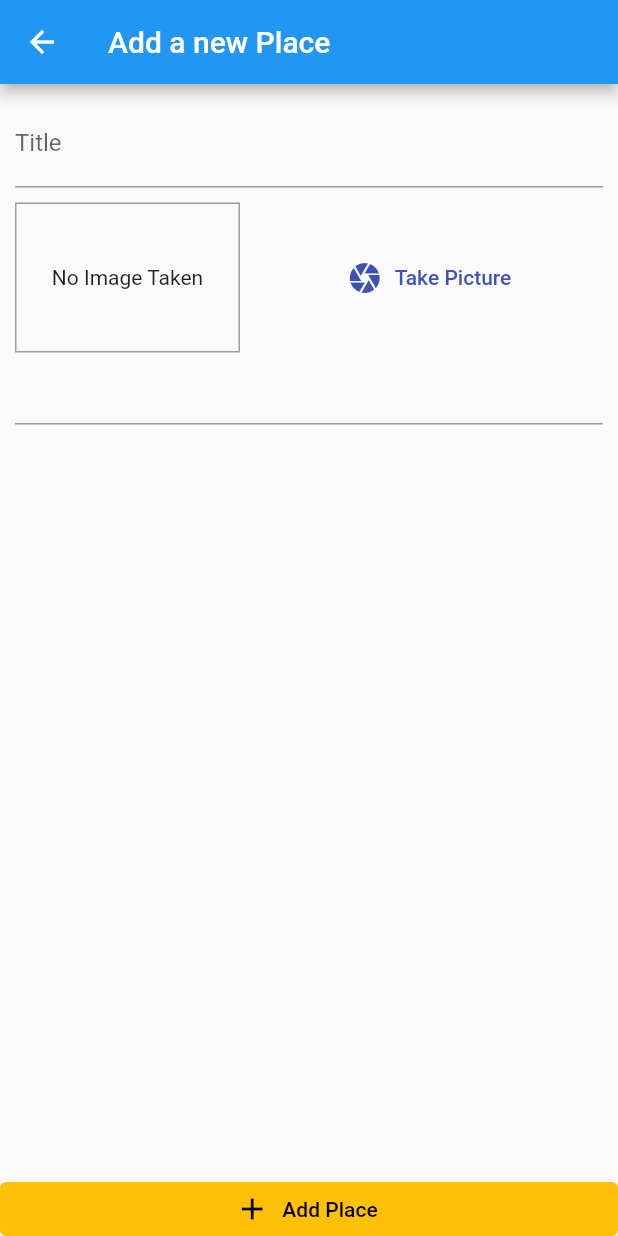
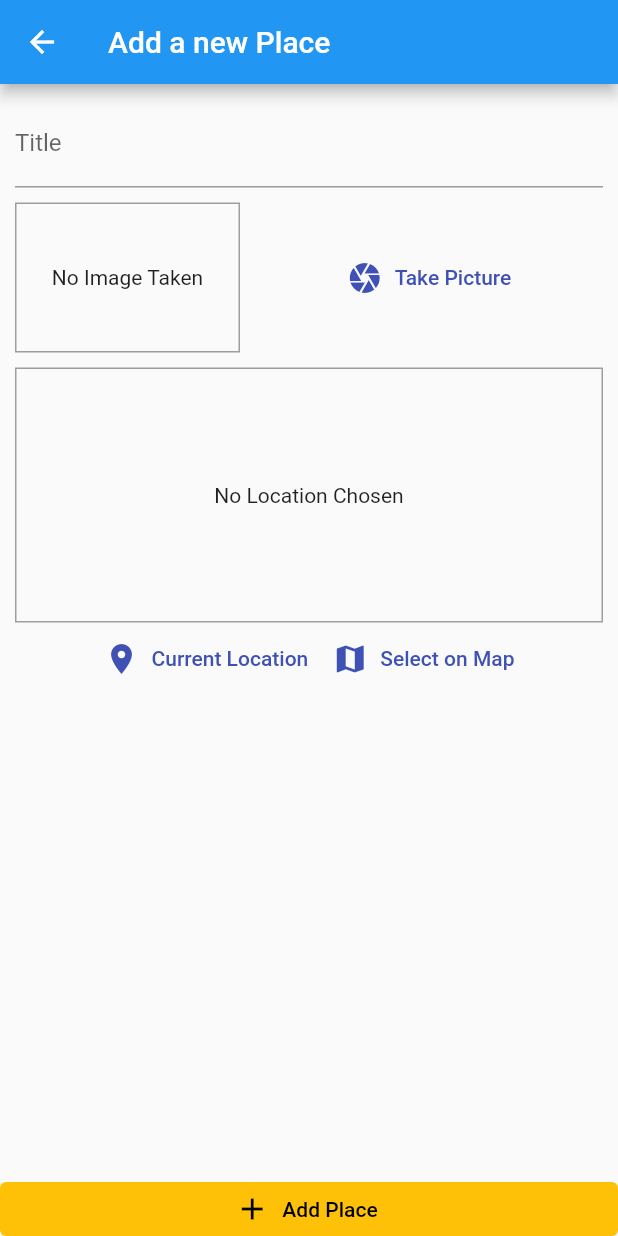
Before and after one commit to angelo24983/great_places_app, a Flutter app: the screen it shows after launch, after a tap on the "add" icon, on a phone screen of 412 x 824 dp. Run offline on Flutter 3.47's test engine with Material 2 defaults, Android fonts, the phone set to English and light mode, and no system bars; our stand-ins replace google_maps_flutter, image_picker, location, sqflite; accounts and stored records are empty.

Commit message:
iniziata implementazione Google Maps API

```diff
--- /dev/null
+++ b/lib/helpers/db_helper.dart
@@ -0,0 +1,30 @@
+import 'package:sqflite/sqflite.dart' as sql;
+import 'package:path/path.dart' as path;
+
+class DBHelper {
+  static Future<sql.Database> database() async {
+    final dbPath = await sql.getDatabasesPath();
+    return sql.openDatabase(
+      path.join(dbPath, 'places.db'),
+      onCreate: (db, version) {
+        return db.execute(
+            'CREATE TABLE user_places(id TEXT PRIMARY KEY, title TEXT, image TEXT)');
+      },
+      version: 1,
+    );
+  }
+
+  static Future<void> insert(String table, Map<String, Object> data) async {
+    final db = await DBHelper.database();
+    db.insert(
+      table,
+      data,
+      conflictAlgorithm: sql.ConflictAlgorithm.replace,
+    );
+  }
+
+  static Future<List<Map<String, dynamic>>> getData(String table) async {
+    final db = await DBHelper.database();
+    return db.query(table);
+  }
+}
--- /dev/null
+++ b/lib/helpers/location_helper.dart
@@ -0,0 +1,10 @@
+const GOOGLE_API_KEY = '';
+
+class LocationHelper {
+  static String generateLocationPreviewImage({
+    double latitude,
+    double longitude,
+  }) {
+    return 'https://maps.googleapis.com/maps/api/staticmap?center=$latitude,$longitude&zoom=16&size=600x300&maptype=roadmap&markers=color:red%7Clabel:A%7C$latitude,$longitude&key=$GOOGLE_API_KEY&signature=YOUR_SIGNATURE';
+  }
+}
--- a/lib/main.dart
+++ b/lib/main.dart
@@ -1,5 +1,5 @@
 import 'package:flutter/material.dart';
-import 'package:flutter_complete_guide/screens/add_place_screen.dart';
+import '../screens/add_place_screen.dart';
 import 'screens/places_list_screen.dart';
 import 'providers/great_places.dart';
 import 'package:provider/provider.dart';
--- a/lib/models/place.dart
+++ b/lib/models/place.dart
@@ -7,7 +7,7 @@ class PlaceLocation {
   final double longitude;
   final String address;
 
-  PlaceLocation({
+  const PlaceLocation({
     @required this.latitude,
     @required this.longitude,
     this.address,
--- a/lib/providers/great_places.dart
+++ b/lib/providers/great_places.dart
@@ -1,10 +1,45 @@
+import 'dart:io';
+
 import 'package:flutter/foundation.dart';
+import '../helpers/db_helper.dart';
 import '../models/place.dart';
 
 class GreatPlaces with ChangeNotifier {
-  final List<Place> _items = [];
+  List<Place> _items = [];
 
   List<Place> get items {
     return [..._items];
   }
+
+  void addPlace(
+    String pickedTitle,
+    File image,
+  ) {
+    final newPlace = Place(
+      id: DateTime.now().toString(),
+      image: image,
+      title: pickedTitle,
+      location: null,
+    );
+    _items.add(newPlace);
+    notifyListeners();
+    DBHelper.insert('user_places', {
+      'id': newPlace.id,
+      'title': newPlace.title,
+      'image': newPlace.image.path,
+    });
+  }
+
+  Future<void> fetchAndSetPlaces() async {
+    final dataList = await DBHelper.getData('user_places');
+    _items = dataList
+        .map((item) => Place(
+              id: item['id'],
+              title: item['title'],
+              image: File(item['image']),
+              location: null,
+            ))
+        .toList();
+    notifyListeners();
+  }
 }
--- a/lib/screens/add_place_screen.dart
+++ b/lib/screens/add_place_screen.dart
@@ -1,4 +1,9 @@
+import 'dart:io';
+
 import 'package:flutter/material.dart';
+import '../providers/great_places.dart';
+import '../widgets/location_input.dart';
+import 'package:provider/provider.dart';
 import '../widgets/image_input.dart';
 
 class AddPlaceScreen extends StatefulWidget {
@@ -9,6 +14,22 @@ class AddPlaceScreen extends StatefulWidget {
 
 class _AddPlaceScreenState extends State<AddPlaceScreen> {
   final _titleController = TextEditingController();
+  File _pickedImage;
+
+  void _selectImage(File pickedImage) {
+    _pickedImage = pickedImage;
+  }
+
+  void _savePlace() {
+    if (_titleController.text.isEmpty || _pickedImage == null) {
+      return;
+    }
+
+    Provider.of<GreatPlaces>(context, listen: false)
+        .addPlace(_titleController.text, _pickedImage);
+
+    Navigator.of(context).pop();
+  }
 
   Widget build(BuildContext context) {
     return Scaffold(
@@ -32,8 +53,11 @@ class _AddPlaceScreenState extends State<AddPlaceScreen> {
                     SizedBox(
                       height: 10,
                     ),
-                    ImageInput(),
-                    TextField(),
+                    ImageInput(_selectImage),
+                    SizedBox(
+                      height: 10,
+                    ),
+                    LocationInput(),
                   ],
                 ),
               ),
@@ -42,7 +66,7 @@ class _AddPlaceScreenState extends State<AddPlaceScreen> {
           ElevatedButton.icon(
             icon: Icon(Icons.add),
             label: Text('Add Place'),
-            onPressed: () {},
+            onPressed: _savePlace,
             style: ElevatedButton.styleFrom(
               elevation: 0,
               tapTargetSize: MaterialTapTargetSize.shrinkWrap,
--- a/lib/screens/places_list_screen.dart
+++ b/lib/screens/places_list_screen.dart
@@ -1,4 +1,6 @@
 import 'package:flutter/material.dart';
+import '../providers/great_places.dart';
+import 'package:provider/provider.dart';
 import 'add_place_screen.dart';
 
 class PlacesListScreen extends StatelessWidget {
@@ -16,8 +18,34 @@ class PlacesListScreen extends StatelessWidget {
           ),
         ],
       ),
-      body: Center(
-        child: CircularProgressIndicator(),
+      body: FutureBuilder(
+        future: Provider.of<GreatPlaces>(context, listen: false)
+            .fetchAndSetPlaces(),
+        builder: (ctx, snapshot) => snapshot.connectionState ==
+                ConnectionState.waiting
+            ? Center(
+                child: CircularProgressIndicator(),
+              )
+            : Consumer<GreatPlaces>(
+                child: Center(
+                  child: const Text('Got no places yet, start adding some!'),
+                ),
+                builder: (context, greatPlaces, child) =>
+                    greatPlaces.items.length <= 0
+                        ? child
+                        : ListView.builder(
+                            itemCount: greatPlaces.items.length,
+                            itemBuilder: (ctx, index) => ListTile(
+                              leading: CircleAvatar(
+                                backgroundImage: FileImage(
+                                  greatPlaces.items[index].image,
+                                ),
+                              ),
+                              title: Text(greatPlaces.items[index].title),
+                              onTap: () {},
+                            ),
+                          ),
+              ),
       ),
     );
   }
--- /dev/null
+++ b/lib/widgets/location_input.dart
@@ -0,0 +1,93 @@
+import 'package:flutter/material.dart';
+import 'package:great_places/helpers/location_helper.dart';
+import 'package:great_places/screens/map_screen.dart';
+import 'package:location/location.dart';
+
+class LocationInput extends StatefulWidget {
+  @override
+  State<LocationInput> createState() => _LocationInputState();
+}
+
+class _LocationInputState extends State<LocationInput> {
+  String _previewImageUrl;
+
+  Future<void> _getCurrentUserLocation() async {
+    final locData = await Location().getLocation();
+    final staticMapImageUrl = LocationHelper.generateLocationPreviewImage(
+      latitude: locData.latitude,
+      longitude: locData.longitude,
+    );
+
+    setState(() {
+      _previewImageUrl = staticMapImageUrl;
+    });
+  }
+
+  Future<void> _selectOnMap() async {
+    final selectedLocation = await Navigator.of(context).push(
+      MaterialPageRoute(
+        fullscreenDialog: true,
+        builder: (context) => MapScreen(
+          isSelecting: true,
+        ),
+      ),
+    );
+
+    if (selectedLocation == null) {
+      return;
+    }
+  }
+
+  @override
+  Widget build(BuildContext context) {
+    return Column(
+      children: [
+        Container(
+          height: 170,
+          width: double.infinity,
+          alignment: Alignment.center,
+          decoration: BoxDecoration(
+              border: Border.all(
+            width: 1,
+            color: Colors.grey,
+          )),
+          child: _previewImageUrl == null
+              ? Text(
+                  'No Location Chosen',
+                  textAlign: TextAlign.center,
+                )
+              : Image.network(
+                  _previewImageUrl,
+                  fit: BoxFit.cover,
+                  width: double.infinity,
+                ),
+        ),
+        Row(
+          mainAxisAlignment: MainAxisAlignment.center,
+          children: [
+            TextButton.icon(
+              icon: Icon(
+                Icons.location_on,
+              ),
+              label: Text('Current Location'),
+              style: TextButton.styleFrom(
+                primary: Theme.of(context).primaryColor,
+              ),
+              onPressed: _getCurrentUserLocation,
+            ),
+            TextButton.icon(
+              icon: Icon(
+                Icons.map,
+              ),
+              label: Text('Select on Map'),
+              style: TextButton.styleFrom(
+                primary: Theme.of(context).primaryColor,
+              ),
+              onPressed: _selectOnMap,
+            ),
+          ],
+        ),
+      ],
+    );
+  }
+}
```
Also changed, not shown: lib/screens/map_screen.dart (added, +38 -0 lines), lib/widgets/image_input.dart (+29 -1 lines), pubspec.yaml (+8 -1 lines), pubspec.lock, 2 other files.
